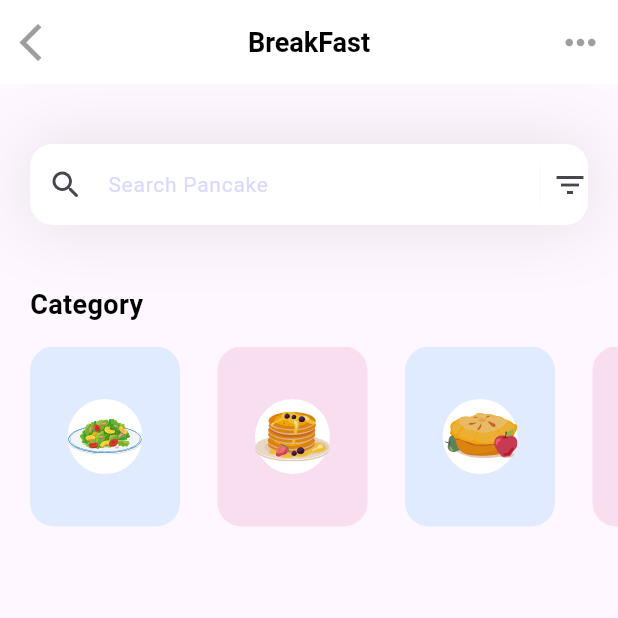
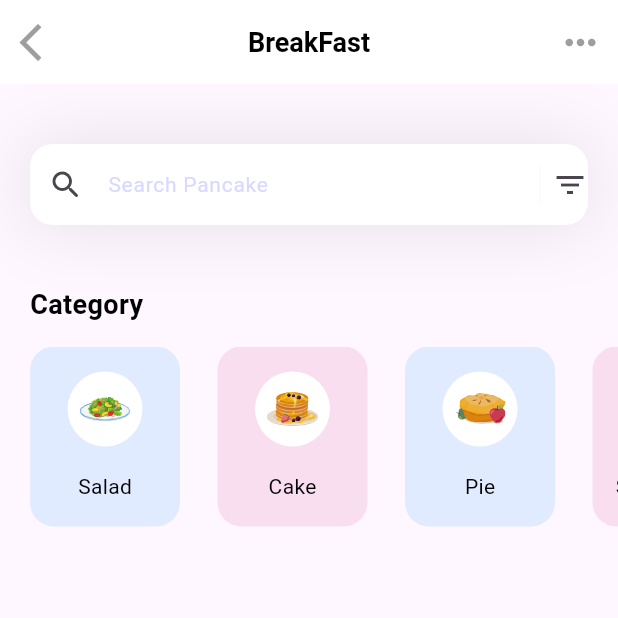
Before and after one commit to SabaFadhl/fitness, a Flutter app: the screen it shows after launch, on a phone screen of 412 x 824 dp, the top half of it. Run offline on Flutter 3.47's test engine with Material 3 defaults, Android fonts, the phone set to English and light mode, and no system bars; our stand-ins replace flutter_svg.

Commit message:
feat: add name of categories

```diff
--- a/lib/pages/home.dart
+++ b/lib/pages/home.dart
@@ -124,7 +124,7 @@ class HomePage extends StatelessWidget {
                         borderRadius: BorderRadius.circular(16)
                       ),
                       child: Column(
-                        mainAxisAlignment: MainAxisAlignment.center,
+                        mainAxisAlignment: MainAxisAlignment.spaceEvenly,
                         children: [
                           Container(
                             width: 50,
@@ -133,10 +133,18 @@ class HomePage extends StatelessWidget {
                               color: Colors.white,
                               shape: BoxShape.circle
                             ),
-                            child: SvgPicture.asset(categories[index].iconPath)
-                            ,
+                            padding: const EdgeInsets.all(8.0),
+                            child: SvgPicture.asset(categories[index].iconPath),
 
-                          )
+                          ),
+                          Text(
+                            categories[index].name,
+                            style: TextStyle(
+                              fontWeight: FontWeight.w400,
+                              color: Colors.black,
+                              fontSize: 14
+                            ),
+                          ),
                         ],
                       ),
                     );
```
